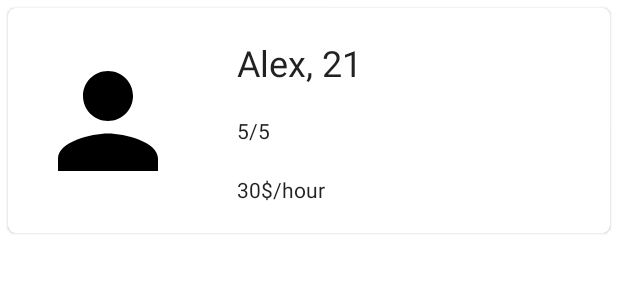
After one commit to PGliw/TraineeNet, an Android app: the layout trainer_overview_card.xml on its own in the app's theme, with its tools: preview values and no code run, on a phone screen of 412 x 824 dp. The commit adds this screen. Shown: the top 300 px of the screen. Run offline under Robolectric (Android 15) with nearby library versions, the phone set to English and light mode, and no system bars; network calls fail.

Commit message:
Add trainers overviews as search result

```diff
--- a/app/src/main/java/com/pwr/trainwithme/adapters/SummaryAdapter.kt
+++ b/app/src/main/java/com/pwr/trainwithme/adapters/SummaryAdapter.kt
@@ -47,8 +47,9 @@ class SummaryAdapter(
         val glideOptions = RequestOptions().apply { centerCrop() }
         Glide.with(context)
             .load(summaries[position].imageUrl)
+            .placeholder(R.drawable.simple_loading_img_placeholder)
+            .error(R.drawable.error_image_placeholder)
             .apply(glideOptions)
-            .error(R.drawable.ic_info_black_24dp)
             .into(holder.image)
         holder.cardView.setOnClickListener {
             onSummarySelected(summaries[position])
--- a/app/src/main/java/com/pwr/trainwithme/data/TrainingNetAPI.kt
+++ b/app/src/main/java/com/pwr/trainwithme/data/TrainingNetAPI.kt
@@ -48,6 +48,12 @@ interface TrainingNetAPI {
         @Header("Authorization")
         authorizationHeaderValue: String = "Bearer $accessToken"
     ): Response<List<Trainer>>
+
+    @GET("trainers2/overviews")
+    suspend fun getTrainersOverviews(
+        @Header("Authorization")
+        authorizationHeaderValue: String = "Bearer $accessToken"
+    ): Response<List<TrainerOverview>>
 
     @GET("trainers2/summaries")
     suspend fun getTrainersSummaries(
--- a/app/src/main/java/com/pwr/trainwithme/training_proposal/OffersFragment.kt
+++ b/app/src/main/java/com/pwr/trainwithme/training_proposal/OffersFragment.kt
@@ -57,7 +57,7 @@ class OffersFragment : Fragment(), DatePickerDialog.OnDateSetListener {
         trainers_recycler.initAndObserve(
             requireContext(), viewLifecycleOwner, proposalViewModel.trainersSummaries, SummaryAdapter.THIN
         ){
-            proposalViewModel.trainerID = it.id
+            proposalViewModel.trainerID = it.id.toLong() // TODO change in Summarisable
             findNavController().navigate(R.id.action_offersFragment_to_appointmentFragment)
         }
 
--- /dev/null
+++ b/app/src/main/res/layout/trainer_overview_card.xml
@@ -0,0 +1,71 @@
+<?xml version="1.0" encoding="utf-8"?>
+<com.google.android.material.card.MaterialCardView xmlns:android="http://schemas.android.com/apk/res/android"
+    xmlns:app="http://schemas.android.com/apk/res-auto"
+    xmlns:tools="http://schemas.android.com/tools"
+    android:orientation="vertical"
+    android:layout_width="match_parent"
+    android:layout_height="150dp"
+    app:cardCornerRadius="5dp"
+    android:layout_margin="5dp"
+    android:layout_marginBottom="0dp"
+    android:elevation="5dp">
+
+    <androidx.constraintlayout.widget.ConstraintLayout
+        android:layout_width="match_parent"
+        android:layout_height="match_parent">
+
+        <ImageView
+            android:id="@+id/image_left_side"
+            android:layout_width="100dp"
+            android:layout_height="100dp"
+            android:contentDescription="@string/trainer_photo"
+            android:src="@drawable/ic_person_black_100dp"
+            app:layout_constraintBottom_toBottomOf="parent"
+            app:layout_constraintEnd_toStartOf="@+id/guideline"
+            app:layout_constraintStart_toStartOf="parent"
+            app:layout_constraintTop_toTopOf="parent" />
+
+        <TextView
+            android:id="@+id/text_title"
+            android:layout_width="wrap_content"
+            android:layout_height="wrap_content"
+            android:textAppearance="@style/TextAppearance.AppCompat.Headline"
+            app:layout_constraintBottom_toTopOf="@+id/text_subtitle"
+            app:layout_constraintStart_toEndOf="@id/guideline"
+            android:layout_marginStart="20dp"
+            app:layout_constraintTop_toTopOf="parent"
+            tools:text="Alex, 21" />
+
+        <TextView
+            android:id="@+id/text_subtitle"
+            android:layout_width="wrap_content"
+            android:layout_height="wrap_content"
+            android:textAppearance="@style/TextAppearance.AppCompat.Body1"
+            app:layout_constraintBottom_toTopOf="@+id/text_extra"
+            app:layout_constraintStart_toEndOf="@id/guideline"
+            android:layout_marginStart="20dp"
+            app:layout_constraintTop_toBottomOf="@+id/text_title"
+            tools:text="5/5" />
+
+        <TextView
+            android:id="@+id/text_extra"
+            android:layout_width="wrap_content"
+            android:layout_height="wrap_content"
+            android:textAppearance="@style/TextAppearance.AppCompat.Body1"
+            app:layout_constraintBottom_toBottomOf="parent"
+            app:layout_constraintStart_toEndOf="@id/guideline"
+            android:layout_marginStart="20dp"
+            app:layout_constraintTop_toBottomOf="@+id/text_subtitle"
+            tools:text="30$/hour" />
+
+        <androidx.constraintlayout.widget.Guideline
+            android:id="@+id/guideline"
+            android:layout_width="wrap_content"
+            android:layout_height="wrap_content"
+            android:orientation="vertical"
+            app:layout_constraintGuide_percent="0.33" />
+
+
+    </androidx.constraintlayout.widget.ConstraintLayout>
+
+</com.google.android.material.card.MaterialCardView>
```
Also changed, not shown: app/src/main/java/com/pwr/trainwithme/adapters/TrainerOverviewAdapter.kt (added, +76 -0 lines), app/src/main/java/com/pwr/trainwithme/data/BusinessClasses.kt (+12 -0 lines), app/src/main/java/com/pwr/trainwithme/training_proposal/SearchResultsFragment.kt (+26 -6 lines), app/src/main/java/com/pwr/trainwithme/training_proposal/TrainingProposalViewModel.kt (+9 -9 lines), app/src/main/res/values/strings.xml (+9 -0 lines), app/src/main/res/drawable/error_image_placeholder.png (added), app/src/main/res/drawable/simple_loading_img_placeholder.png (added).
